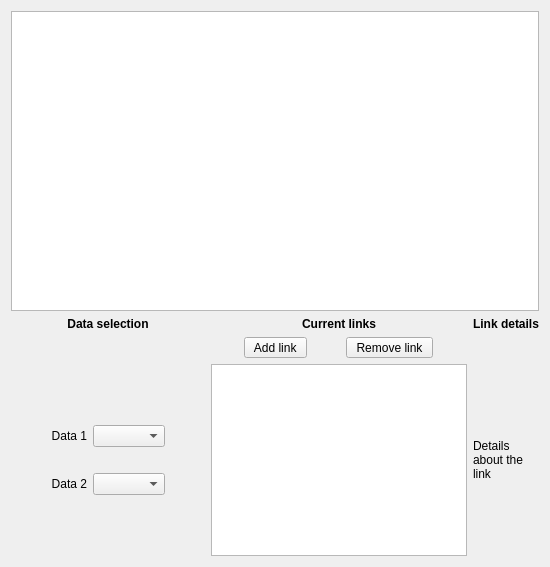
Old version of the form glue/dialogs/link_editor/qt/link_editor_widget.ui in the repository glue-viz/glue.
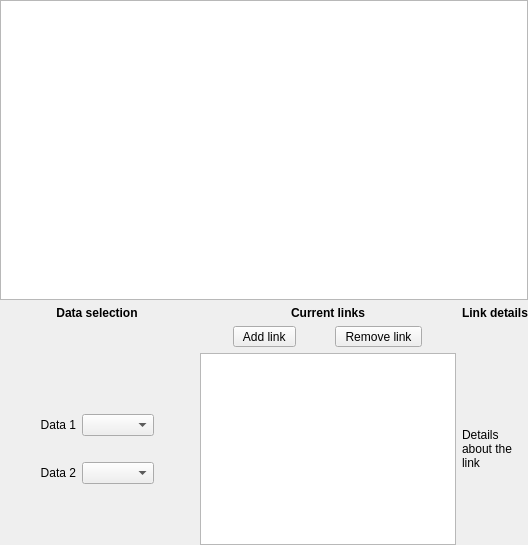
New version of the form. Custom widgets are drawn as their Qt base class.

Commit message: Restore selection of nodes/edges in graph when selection is changed via combo boxes

```diff
--- a/glue/dialogs/link_editor/qt/link_editor_widget.ui
+++ b/glue/dialogs/link_editor/qt/link_editor_widget.ui
@@ -17,6 +17,18 @@
    <property name="sizeConstraint">
     <enum>QLayout::SetFixedSize</enum>
    </property>
+   <property name="leftMargin">
+    <number>0</number>
+   </property>
+   <property name="topMargin">
+    <number>0</number>
+   </property>
+   <property name="rightMargin">
+    <number>0</number>
+   </property>
+   <property name="bottomMargin">
+    <number>0</number>
+   </property>
    <item>
     <widget class="DataGraphWidget" name="graph_widget">
      <property name="sizePolicy">
```
Left out of the diff: 2 changed lines with no effect on the pictures. The commit also changes 2 other files.
